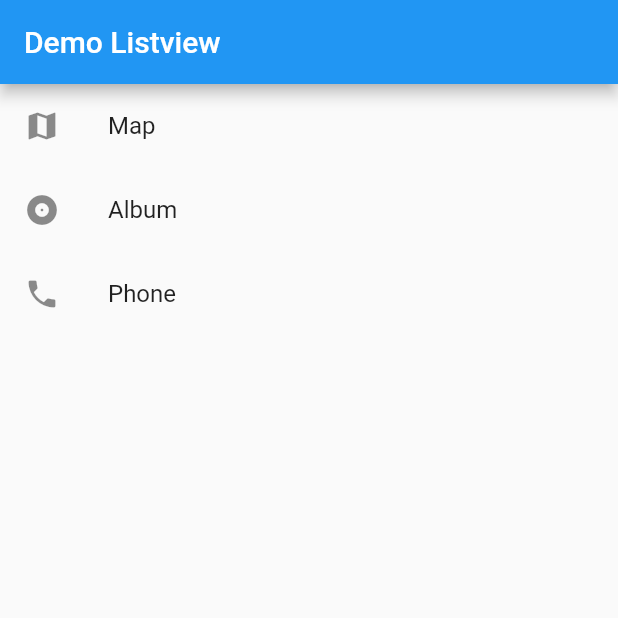
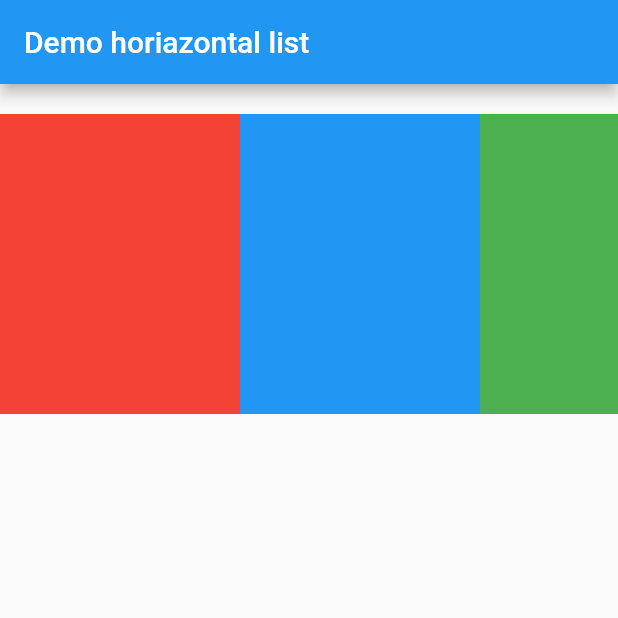
Before and after one commit to chimichi004/cookbook_flutter, a Flutter app: the screen it shows after launch, on a phone screen of 412 x 824 dp, the top half of it. Run offline on Flutter 3.47's test engine with Material 2 defaults, Android fonts, the phone set to English and light mode, and no system bars; our stand-ins replace cached_network_image, google_fonts, transparent_image.

Commit message:
https://flutter.dev/docs/cookbook/lists/horizontal-list

```diff
--- /dev/null
+++ b/lib/list/list_horizontal.dart
@@ -0,0 +1,47 @@
+// https://flutter.dev/docs/cookbook/lists/horizontal-list
+
+import 'package:flutter/material.dart';
+
+class HorizontalList extends StatelessWidget {
+  @override
+  Widget build(BuildContext context) {
+    final title = "Demo horiazontal list";
+    return MaterialApp(
+      title: title,
+      home: Scaffold(
+        appBar: AppBar(
+          title: Text(title),
+        ),
+        body: Container(
+          margin: EdgeInsets.symmetric(vertical: 20.0),
+          height: 200.0,
+          child: ListView(
+            scrollDirection: Axis.horizontal,
+            children: <Widget>[
+              Container(
+                width: 160.0,
+                color: Colors.red,
+              ),
+              Container(
+                width: 160.0,
+                color: Colors.blue,
+              ),
+              Container(
+                width: 160.0,
+                color: Colors.green,
+              ),
+              Container(
+                width: 160.0,
+                color: Colors.yellow,
+              ),
+              Container(
+                width: 160.0,
+                color: Colors.orange,
+              )
+            ],
+          ),
+        ),
+      ),
+    );
+  }
+}
--- a/lib/main.dart
+++ b/lib/main.dart
@@ -33,7 +33,8 @@ import 'package:google_fonts/google_fonts.dart';
 //import 'images/img_cache.dart';
 
 /*List */
-import 'list/list_standard.dart';
+//import 'list/list_standard.dart';
+import 'list/list_horizontal.dart';
 
 main() {
   // runApp(MaterialApp(
@@ -47,7 +48,7 @@ class MyApp extends StatelessWidget {
   // This widget is the root of your application.
   @override
   Widget build(BuildContext context) {
-    return StandardListView();
+    return HorizontalList();
 
     // return MaterialApp(
     //   title: appTitle,
```
